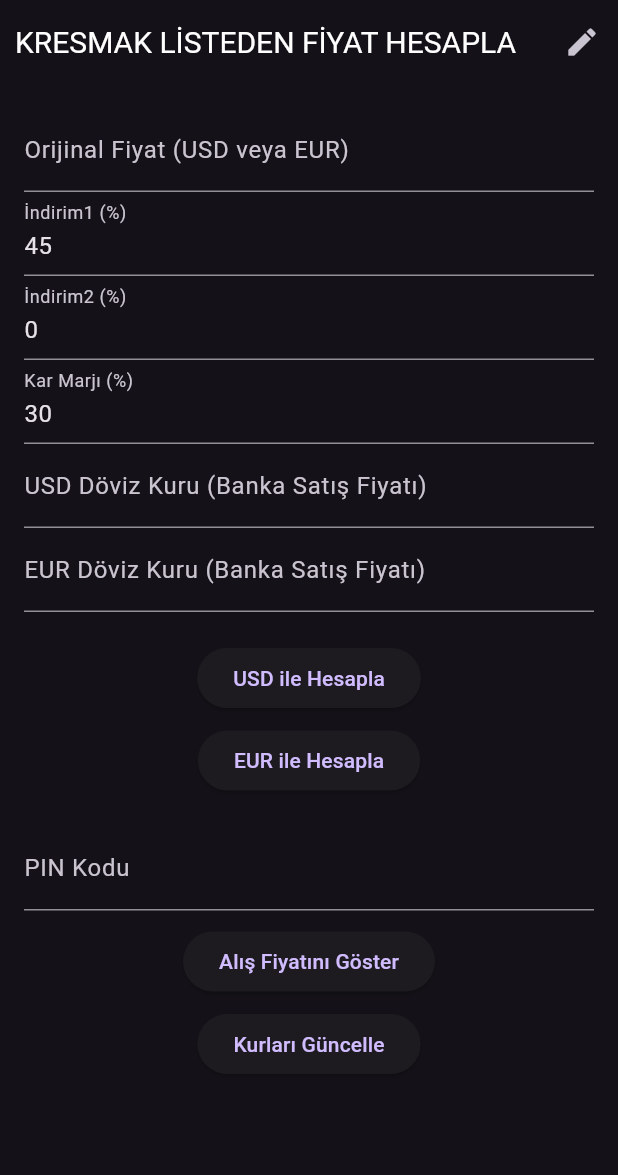
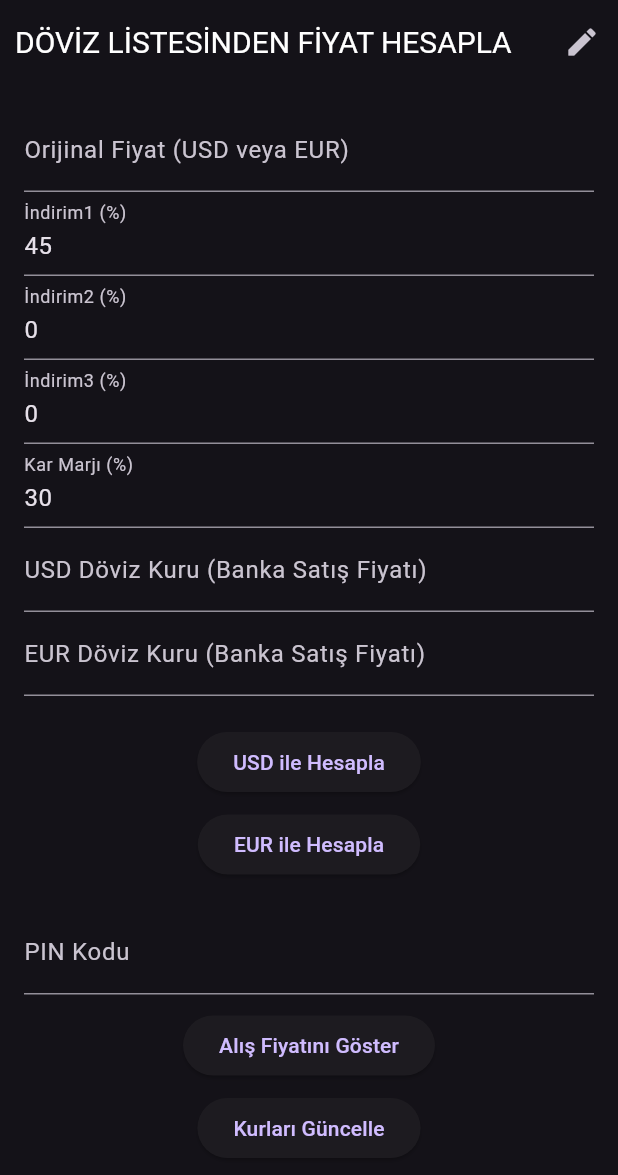
Before and after one commit to amITranquil/price_list, a Flutter app: the PriceCalculatorScreen screen opened directly, on a phone screen of 412 x 824 dp. Shown: the top 1175 px of the screen. Run offline on Flutter 3.47's test engine with Material 3 defaults, Android fonts, the phone set to English and light mode, and no system bars; our stand-ins replace hive; missing offline and left inert: window_manager; accounts and stored records are empty; network calls fail.

Commit message:
Üçüncü iskonto eklendi tek firmadan çıkıldı bir alanda sabit olan kar marjı dinamik hale getirildi ve %10 kaldırıldı

```diff
--- a/lib/screens/price_calculator_screen.dart
+++ b/lib/screens/price_calculator_screen.dart
@@ -18,6 +18,8 @@
   final TextEditingController _priceController = TextEditingController();
   final TextEditingController _discountController1 = TextEditingController();
   final TextEditingController _discountController2 = TextEditingController();
+  final TextEditingController _discountController3 = TextEditingController();
+
   final TextEditingController _profitMarginController = TextEditingController();
   final TextEditingController _usdExchangeRateController =
       TextEditingController();
@@ -25,10 +27,10 @@
       TextEditingController();
   final TextEditingController _pinController = TextEditingController();
 
-  String _finalPrice = '';
+  //String _finalPrice = '';
   String _priceBought = '';
   String _kdvPrice = '';
-  String _priceBoughtTaxless = '';
+  String _priceWithProfit = '';
   String _priceBoughtTax = '';
   String _usdRate = 'Yükleniyor...';
   String _eurRate = 'Yükleniyor...';
@@ -42,6 +44,7 @@
 
     _discountController1.text = '45';
     _discountController2.text = '0';
+    _discountController3.text = '0';
     _profitMarginController.text = '30';
   }
 
@@ -132,29 +135,28 @@
     final double originalPrice = double.parse(_priceController.text);
     final double discount1 = double.parse(_discountController1.text) / 100;
     final double discount2 = double.parse(_discountController2.text) / 100;
+    final double discount3 = double.parse(_discountController3.text) / 100;
     final double profitMargin =
         double.parse(_profitMarginController.text) / 100;
 
     final double discountedPrice1 = originalPrice * (1 - discount1);
     final double discountedPrice2 = discountedPrice1 * (1 - discount2);
-    final double priceBought = discountedPrice2 * exchangeRate;
+    final double discountedPrice3 = discountedPrice2 * (1 - discount3);
+    final double priceBought = discountedPrice3 * exchangeRate;
 
-    final double priceBoughtTaxless = priceBought * 1.1;
     final double priceBoughtTax = priceBought * 1.2;
 
-    final double priceWithProfit = priceBoughtTaxless * (1 + profitMargin);
-    final double finalPrice = priceWithProfit;
-    final double kdvPrice = priceBoughtTax + ((priceBoughtTax * 30) / 100);
+    final double priceWithProfit = priceBought * (1 + profitMargin);
+
+    final double kdvPrice = priceWithProfit * 1.2;
 
     setState(() {
       _priceBought = NumberFormat.currency(locale: 'tr_TR', symbol: '₺')
           .format(priceBought);
-      _priceBoughtTaxless = NumberFormat.currency(locale: 'tr_TR', symbol: '₺')
-          .format(priceBoughtTaxless);
       _priceBoughtTax = NumberFormat.currency(locale: 'tr_TR', symbol: '₺')
           .format(priceBoughtTax);
-      _finalPrice = NumberFormat.currency(locale: 'tr_TR', symbol: '₺')
-          .format(finalPrice);
+      _priceWithProfit = NumberFormat.currency(locale: 'tr_TR', symbol: '₺')
+          .format(priceWithProfit);
       _kdvPrice =
           NumberFormat.currency(locale: 'tr_TR', symbol: '₺').format(kdvPrice);
     });
@@ -164,7 +166,7 @@
   Widget build(BuildContext context) {
     return Scaffold(
       appBar: AppBar(
-        title: const Text('KRESMAK LİSTEDEN FİYAT HESAPLA'),
+        title: const Text('DÖVİZ LİSTESİNDEN FİYAT HESAPLA'),
         titleSpacing: 10,
         titleTextStyle: const TextStyle(fontSize: 20),
         actions: [
@@ -200,6 +202,13 @@
                 keyboardType: TextInputType.number,
                 decoration: const InputDecoration(
                   labelText: 'İndirim2 (%)',
+                ),
+              ),
+              TextField(
+                controller: _discountController3,
+                keyboardType: TextInputType.number,
+                decoration: const InputDecoration(
+                  labelText: 'İndirim3 (%)',
                 ),
               ),
               TextField(
@@ -274,15 +283,15 @@
               if (_isPriceBoughtVisible && _priceBought.isNotEmpty)
                 Center(
                   child: Text(
-                    'Alış Fiyatı: $_priceBought \nAlış %10: $_priceBoughtTaxless \nAlış KDV: $_priceBoughtTax',
+                    'Alış Fiyatı: $_priceBought \nAlış KDV: $_priceBoughtTax',
                     style: const TextStyle(
                         fontSize: 24, fontWeight: FontWeight.bold),
                   ),
                 ),
-              if (_finalPrice.isNotEmpty)
+              if (_priceWithProfit.isNotEmpty)
                 Center(
                   child: Text(
-                    'Son Fiyat: $_finalPrice',
+                    'Satış Fiyat: $_priceWithProfit',
                     style: const TextStyle(
                         fontSize: 24, fontWeight: FontWeight.bold),
                   ),
```
Also changed, not shown: 10 other files.
